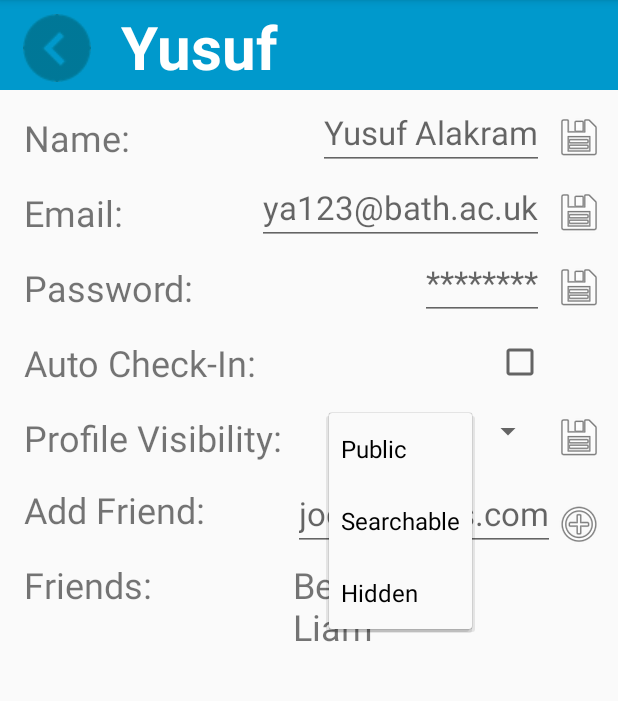
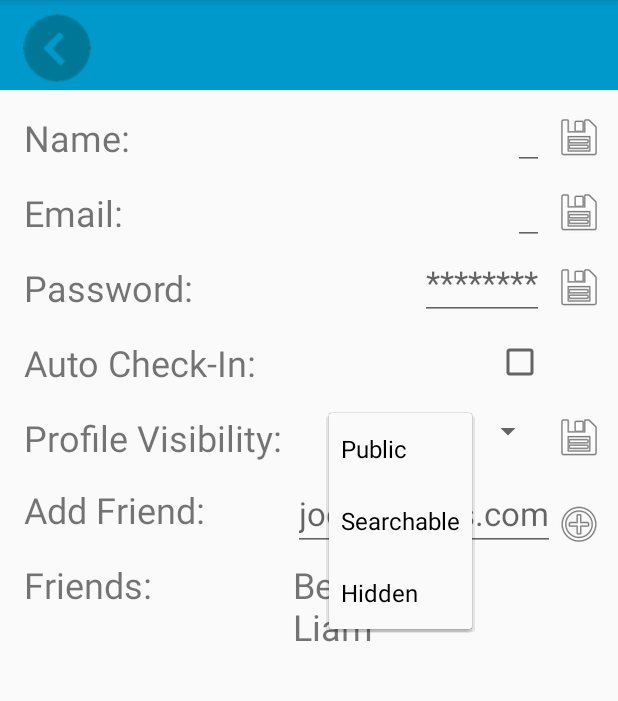
Before and after one commit to yusufalakram/flow, an Android app: the MyProfileActivity screen opened directly, with no data from a screen before it, after a tap on "Public", on a phone screen of 412 x 824 dp, the part 84-785 px from its top. Run offline under Robolectric (Android 15) with nearby library versions, the phone set to English and light mode, and no system bars; 2 other taps on this screen came first.

Commit message:
feature:Profile page code

```diff
--- a/App/app/src/main/java/flow/app/profile/MyProfileActivity.java
+++ b/App/app/src/main/java/flow/app/profile/MyProfileActivity.java
@@ -1,14 +1,35 @@
 package flow.app.profile;
 
+import android.content.Context;
+import android.content.Intent;
 import android.os.Bundle;
 import android.support.v7.app.AppCompatActivity;
+import android.view.View;
+import android.view.inputmethod.InputMethodManager;
+import android.widget.CheckBox;
+import android.widget.EditText;
+import android.widget.ImageButton;
+import android.widget.ImageView;
+import android.widget.TextView;
 
 import flow.app.R;
+import flow.app.home.HomeActivity;
 
 /**
  * Created by Ben Amor on 12/04/2018.
  */
 public class MyProfileActivity extends AppCompatActivity {
+
+    private void closeKeyboard() {
+        //Close the keyboard
+        InputMethodManager inputManager = (InputMethodManager)
+                getSystemService(Context.INPUT_METHOD_SERVICE);
+
+        if (getCurrentFocus() != null) {
+            inputManager.hideSoftInputFromWindow(getCurrentFocus().getWindowToken(),
+                    InputMethodManager.HIDE_NOT_ALWAYS);
+        }
+    }
 
     @Override
     protected void onCreate(Bundle savedInstanceState) {
@@ -16,5 +37,133 @@ public class MyProfileActivity extends AppCompatActivity {
         setContentView(R.layout.activity_my_profile);
 
 
+        final ImageButton backBtn = findViewById(R.id.back_circle_prof);
+        backBtn.setOnClickListener(new View.OnClickListener() {
+            @Override
+            public void onClick(View v) {
+                Intent intent = new Intent(getApplicationContext(), HomeActivity.class);
+                startActivity(intent);
+            }
+        });
+
+        final EditText nameField = findViewById(R.id.profName);
+        nameField.setOnClickListener(new View.OnClickListener() {
+            @Override
+            public void onClick(View v) {
+                nameField.setText(nameField.getHint());
+                nameField.setFocusable(true);
+                nameField.setFocusableInTouchMode(true);
+            }
+        });
+
+        final TextView userName = findViewById(R.id.profileTitle);
+
+        final ImageView saveName = findViewById(R.id.saveNameBtn);
+        saveName.setOnClickListener(new View.OnClickListener() {
+            @Override
+            public void onClick(View v) {
+                //TODO: Update name in database
+                nameField.setHint(nameField.getText());
+                userName.setText(nameField.getText().toString().split(" ")[0]);
+                nameField.setText("");
+                nameField.setFocusable(false);
+                nameField.setFocusableInTouchMode(false);
+                closeKeyboard();
+            }
+        });
+
+        final EditText emailField = findViewById(R.id.profEmail);
+        emailField.setOnClickListener(new View.OnClickListener() {
+            @Override
+            public void onClick(View v) {
+                emailField.setText(emailField.getHint());
+                emailField.setFocusable(true);
+                emailField.setFocusableInTouchMode(true);
+            }
+        });
+
+        final ImageView saveEmail = findViewById(R.id.saveEmailBtn);
+        saveEmail.setOnClickListener(new View.OnClickListener() {
+            @Override
+            public void onClick(View v) {
+                //TODO: Update email in database
+                emailField.setHint(emailField.getText());
+                emailField.setText("");
+                emailField.setFocusable(false);
+                emailField.setFocusableInTouchMode(false);
+                closeKeyboard();
+            }
+        });
+
+        final EditText passwordField = findViewById(R.id.profPass);
+        passwordField.setOnClickListener(new View.OnClickListener() {
+            @Override
+            public void onClick(View v) {
+                passwordField.setText("");
+                passwordField.setFocusable(true);
+                passwordField.setFocusableInTouchMode(true);
+            }
+        });
+
+        final ImageView savePass = findViewById(R.id.savePassBtn);
+        savePass.setOnClickListener(new View.OnClickListener() {
+            @Override
+            public void onClick(View v) {
+                //TODO: Update Password in database
+                passwordField.setHint("********");
+                passwordField.setText("");
+                passwordField.setFocusable(false);
+                passwordField.setFocusableInTouchMode(false);
+                closeKeyboard();
+            }
+        });
+
+        final CheckBox autoCheckIn = findViewById(R.id.profClubCheckIn);
+        autoCheckIn.setOnClickListener(new View.OnClickListener() {
+            @Override
+            public void onClick(View v) {
+                //TODO: Update auto check in in database
+            }
+        });
+
+        final ImageView visibleSaveBtn = findViewById(R.id.saveVisBtn);
+        visibleSaveBtn.setOnClickListener(new View.OnClickListener() {
+            @Override
+            public void onClick(View v) {
+                //TODO: Update visibility in database
+            }
+        });
+
+
+        //a
+
+        final EditText addFriendField = findViewById(R.id.addFriendField);
+        addFriendField.setOnClickListener(new View.OnClickListener() {
+            @Override
+            public void onClick(View v) {
+                addFriendField.setText("");
+                addFriendField.setFocusable(true);
+                addFriendField.setFocusableInTouchMode(true);
+            }
+        });
+
+        final TextView friendsList = findViewById(R.id.profFriendsList);
+
+        final ImageView addFriendBtn = findViewById(R.id.addFriendBtn);
+        addFriendBtn.setOnClickListener(new View.OnClickListener() {
+            @Override
+            public void onClick(View v) {
+                //TODO: Add friend in database
+                String newFriend = addFriendField.getText().toString().split("@")[0];
+                addFriendField.setHint("joe@bloggs.com");
+                addFriendField.setText("");
+                addFriendField.setFocusable(false);
+                addFriendField.setFocusableInTouchMode(false);
+                friendsList.setText(friendsList.getText().toString() + "\n" + newFriend);
+                closeKeyboard();
+            }
+        });
+
+
     }
 }
--- a/App/app/src/main/res/layout/activity_my_profile.xml
+++ b/App/app/src/main/res/layout/activity_my_profile.xml
@@ -148,7 +148,8 @@
         android:layout_width="wrap_content"
         android:layout_height="wrap_content"
         android:layout_alignTop="@id/profCheckInTitle"
-        android:layout_alignRight="@id/profPass" />
+        android:layout_alignRight="@id/profPass"
+        android:id="@+id/profClubCheckIn"/>
 
 
     <TextView
```
